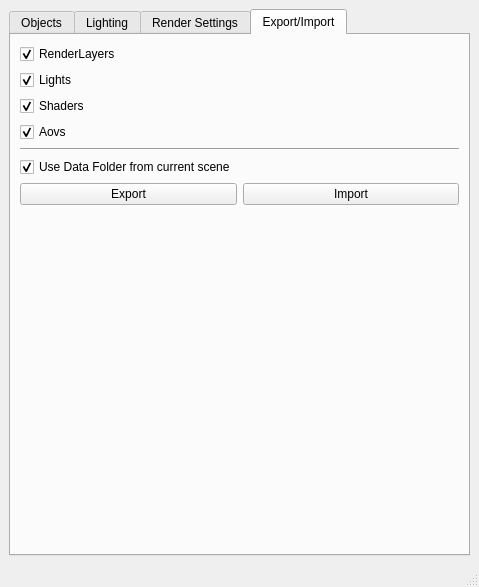
skarone/PipeL, file render/lighterHelper/lighterHelper.ui: the form before one commit.
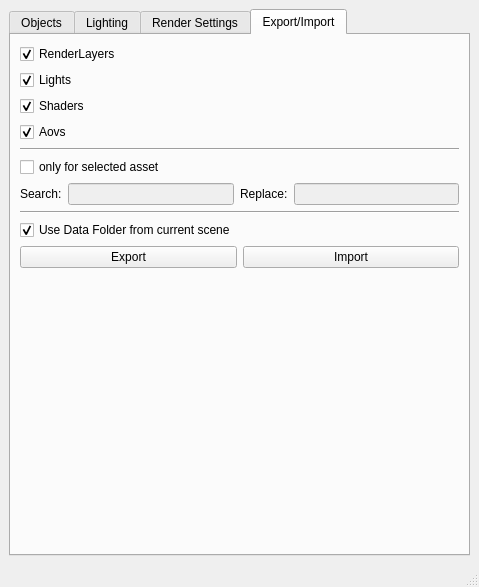
The form after the commit. The open tabs and pages were chosen to show the change.

Commit message: Final Tweaks on renderlayer exporter and lightHelperUi

What changed in the file:
```diff
--- a/render/lighterHelper/lighterHelper.ui
+++ b/render/lighterHelper/lighterHelper.ui
@@ -2,6 +2,9 @@
 <ui version="4.0">
  <class>MainWindow</class>
  <widget class="QMainWindow" name="MainWindow">
+  <property name="enabled">
+   <bool>true</bool>
+  </property>
   <property name="geometry">
    <rect>
     <x>0</x>
@@ -1145,6 +1148,52 @@
           </property>
          </widget>
         </item>
+        <item>
+         <widget class="Line" name="line_10">
+          <property name="orientation">
+           <enum>Qt::Horizontal</enum>
+          </property>
+         </widget>
+        </item>
+        <item>
+         <widget class="QCheckBox" name="onlySelected_chb">
+          <property name="text">
+           <string>only for selected asset</string>
+          </property>
+         </widget>
+        </item>
+        <item>
+         <layout class="QHBoxLayout" name="horizontalLayout_22">
+          <item>
+           <widget class="QLabel" name="label_11">
+            <property name="text">
+             <string>Search:</string>
+            </property>
+           </widget>
+          </item>
+          <item>
+           <widget class="QLineEdit" name="searchAsset_le">
+            <property name="enabled">
+             <bool>false</bool>
+            </property>
+           </widget>
+          </item>
+          <item>
+           <widget class="QLabel" name="label_16">
+            <property name="text">
+             <string>Replace:</string>
+            </property>
+           </widget>
+          </item>
+          <item>
+           <widget class="QLineEdit" name="replaceAsset_le">
+            <property name="enabled">
+             <bool>false</bool>
+            </property>
+           </widget>
+          </item>
+         </layout>
+        </item>
         <item>
          <widget class="Line" name="line">
           <property name="orientation">
```
Left out of the diff: 39 changed lines with no effect on the pictures. The commit also changes 4 other files.
